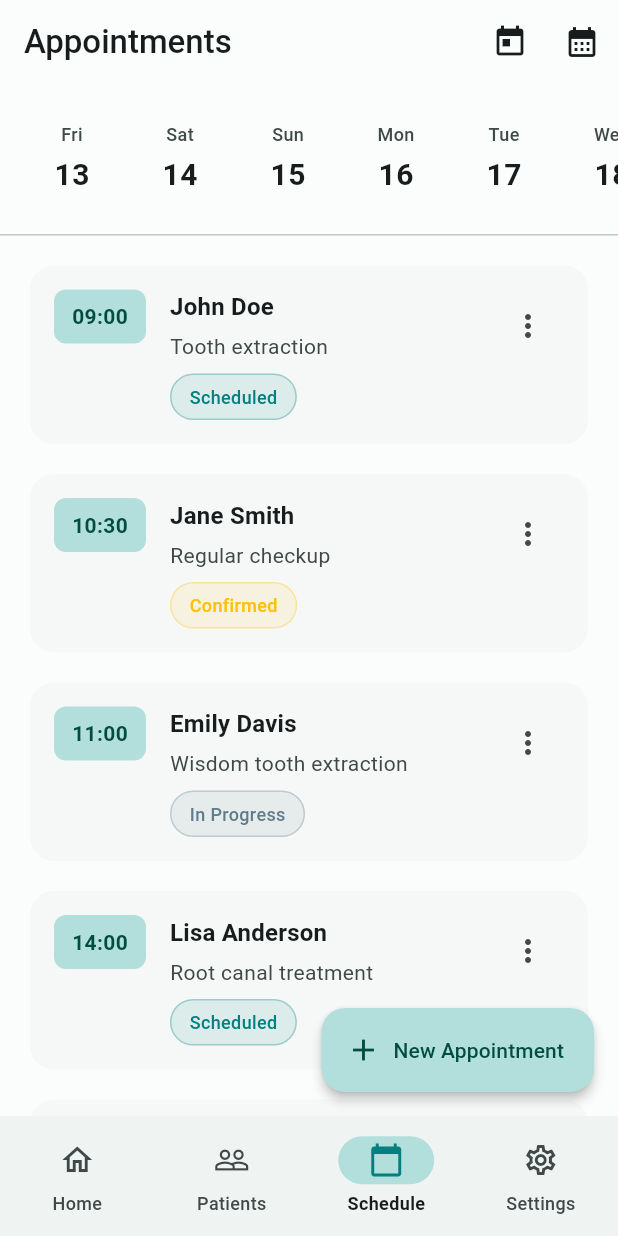
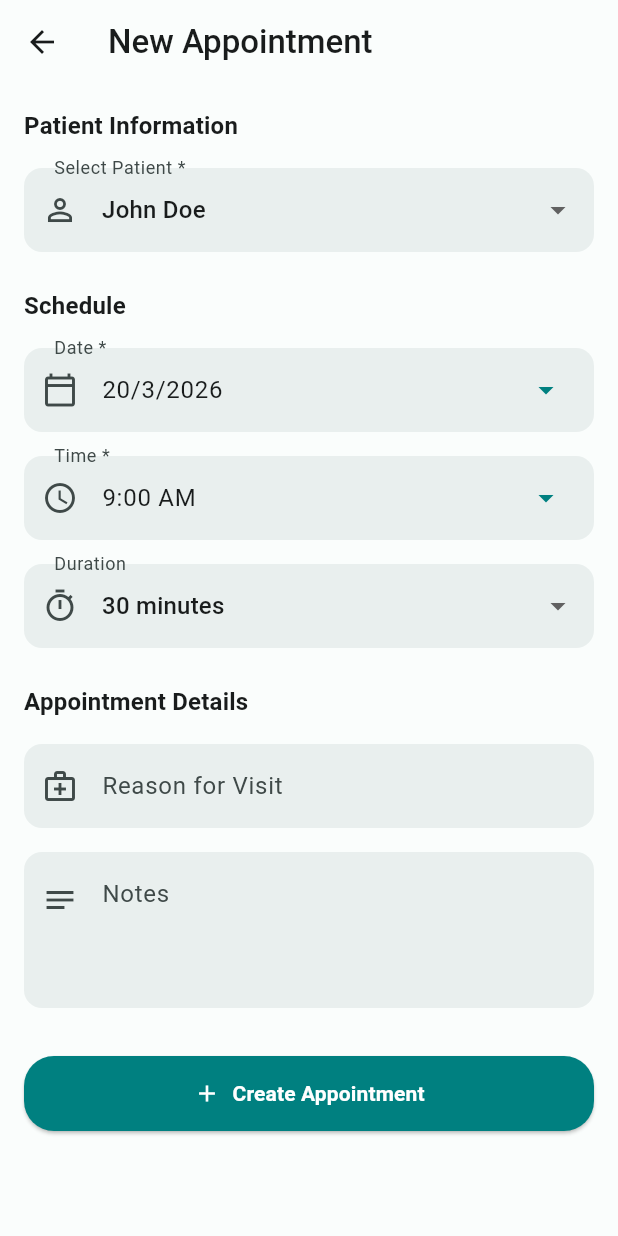
Before and after one commit to lesteralterado/dental_clinic, a Flutter app: the HomePage screen opened directly, item 3 of the bottom bar chosen, after a tap on "New Appointment", on a phone screen of 412 x 824 dp. Run offline on Flutter 3.47's test engine with Material 3 defaults, Android fonts, the phone set to English and light mode, and no system bars; our stand-ins replace dio, equatable, flutter_bloc, flutter_secure_storage, get_it, google_fonts; accounts and stored records are empty.

Commit message:
New Appointment button functionlaity fix

```diff
--- a/frontend/lib/data/repositories/mock_data_repository.dart
+++ b/frontend/lib/data/repositories/mock_data_repository.dart
@@ -260,7 +260,9 @@ class MockDataRepository {
   ];
 
   // Hardcoded appointments
-  List<AppointmentModel> get appointments {
+  late final List<AppointmentModel> _appointmentsList = _initAppointments();
+
+  List<AppointmentModel> _initAppointments() {
     final now = DateTime.now();
     return [
       AppointmentModel(
@@ -426,6 +428,9 @@ class MockDataRepository {
     ];
   }
 
+  // Get appointments (getter for backwards compatibility)
+  List<AppointmentModel> get appointments => _appointmentsList;
+
   // Authenticate user with email and password
   Map<String, dynamic>? authenticate(String email, String password) {
     final user = _users.firstWhere(
@@ -527,6 +532,43 @@ class MockDataRepository {
     return appointments.where((a) => a.patientId == patientId).toList();
   }
 
+  // Create a new appointment
+  AppointmentModel createAppointment({
+    required String patientId,
+    String? dentistId,
+    required DateTime appointmentDate,
+    required String appointmentTime,
+    int duration = 30,
+    String? reason,
+    String? notes,
+  }) {
+    final now = DateTime.now();
+    final newAppointment = AppointmentModel(
+      id: 'apt-${now.millisecondsSinceEpoch}',
+      patientId: patientId,
+      dentistId: dentistId ?? 'user-1',
+      appointmentDate: appointmentDate,
+      appointmentTime: appointmentTime,
+      duration: duration,
+      status: AppointmentStatus.scheduled,
+      reason: reason,
+      notes: notes,
+      isCheckedIn: false,
+      checkedInAt: null,
+      createdAt: now,
+      updatedAt: now,
+      patient: patients.firstWhere(
+        (p) => p.id == patientId,
+        orElse: () => patients.first,
+      ),
+    );
+
+    // Add to the appointments list
+    _appointmentsList.add(newAppointment);
+
+    return newAppointment;
+  }
+
   // Get dashboard stats
   Map<String, int> getDashboardStats() {
     return {
--- /dev/null
+++ b/frontend/lib/presentation/pages/appointment/appointment_create_page.dart
@@ -0,0 +1,270 @@
+import 'package:flutter/material.dart';
+import '../../../data/models/patient_model.dart';
+import '../../../data/repositories/mock_data_repository.dart';
+
+class AppointmentCreatePage extends StatefulWidget {
+  const AppointmentCreatePage({super.key});
+
+  @override
+  State<AppointmentCreatePage> createState() => _AppointmentCreatePageState();
+}
+
+class _AppointmentCreatePageState extends State<AppointmentCreatePage> {
+  final _formKey = GlobalKey<FormState>();
+  final _mockRepo = MockDataRepository();
+  final _reasonController = TextEditingController();
+  final _notesController = TextEditingController();
+
+  PatientModel? _selectedPatient;
+  DateTime _selectedDate = DateTime.now();
+  TimeOfDay _selectedTime = const TimeOfDay(hour: 9, minute: 0);
+  int _selectedDuration = 30;
+
+  final List<int> _durationOptions = [15, 30, 45, 60, 90];
+
+  @override
+  void initState() {
+    super.initState();
+    // Set default patient if available
+    final patients = _mockRepo.patients;
+    if (patients.isNotEmpty) {
+      _selectedPatient = patients.first;
+    }
+  }
+
+  @override
+  void dispose() {
+    _reasonController.dispose();
+    _notesController.dispose();
+    super.dispose();
+  }
+
+  Future<void> _selectDate() async {
+    final DateTime? picked = await showDatePicker(
+      context: context,
+      initialDate: _selectedDate,
+      firstDate: DateTime.now(),
+      lastDate: DateTime.now().add(const Duration(days: 365)),
+    );
+    if (picked != null && picked != _selectedDate) {
+      setState(() {
+        _selectedDate = picked;
+      });
+    }
+  }
+
+  Future<void> _selectTime() async {
+    final TimeOfDay? picked = await showTimePicker(
+      context: context,
+      initialTime: _selectedTime,
+    );
+    if (picked != null && picked != _selectedTime) {
+      setState(() {
+        _selectedTime = picked;
+      });
+    }
+  }
+
+  void _saveAppointment() {
+    if (_formKey.currentState!.validate()) {
+      if (_selectedPatient == null) {
+        ScaffoldMessenger.of(context).showSnackBar(
+          SnackBar(
+            content: const Text('Please select a patient'),
+            behavior: SnackBarBehavior.floating,
+            backgroundColor: Theme.of(context).colorScheme.error,
+          ),
+        );
+        return;
+      }
+
+      final timeString =
+          '${_selectedTime.hour.toString().padLeft(2, '0')}:${_selectedTime.minute.toString().padLeft(2, '0')}';
+
+      _mockRepo.createAppointment(
+        patientId: _selectedPatient!.id,
+        appointmentDate: _selectedDate,
+        appointmentTime: timeString,
+        duration: _selectedDuration,
+        reason:
+            _reasonController.text.isNotEmpty ? _reasonController.text : null,
+        notes: _notesController.text.isNotEmpty ? _notesController.text : null,
+      );
+
+      ScaffoldMessenger.of(context).showSnackBar(
+        SnackBar(
+          content: const Text('Appointment created successfully!'),
+          behavior: SnackBarBehavior.floating,
+          backgroundColor: Theme.of(context).colorScheme.primary,
+        ),
+      );
+      Navigator.pop(
+          context, true); // Return true to indicate appointment was created
+    }
+  }
+
+  @override
+  Widget build(BuildContext context) {
+    final colorScheme = Theme.of(context).colorScheme;
+    final patients = _mockRepo.patients;
+
+    return Scaffold(
+      appBar: AppBar(
+        title: const Text('New Appointment'),
+        centerTitle: false,
+      ),
+      body: Form(
+        key: _formKey,
+        child: ListView(
+          padding: const EdgeInsets.all(16),
+          children: [
+            // Patient Selection Section
+            Text(
+              'Patient Information',
+              style: Theme.of(context).textTheme.titleMedium?.copyWith(
+                    fontWeight: FontWeight.w600,
+                  ),
+            ),
+            const SizedBox(height: 16),
+
+            // Patient Dropdown
+            DropdownButtonFormField<PatientModel>(
+              value: _selectedPatient,
+              decoration: const InputDecoration(
+                labelText: 'Select Patient *',
+                prefixIcon: Icon(Icons.person_outline),
+              ),
+              items: patients
+                  .map((p) => DropdownMenuItem(
+                        value: p,
+                        child: Text(p.name),
+                      ))
+                  .toList(),
+              onChanged: (v) => setState(() => _selectedPatient = v),
+              validator: (v) => v == null ? 'Please select a patient' : null,
+            ),
+            const SizedBox(height: 24),
+
+            // Schedule Section
+            Text(
+              'Schedule',
+              style: Theme.of(context).textTheme.titleMedium?.copyWith(
+                    fontWeight: FontWeight.w600,
+                  ),
+            ),
+            const SizedBox(height: 16),
+
+            // Date Picker
+            InkWell(
+              onTap: _selectDate,
+              borderRadius: BorderRadius.circular(12),
+              child: InputDecorator(
+                decoration: const InputDecoration(
+                  labelText: 'Date *',
+                  prefixIcon: Icon(Icons.calendar_today_outlined),
+                ),
+                child: Row(
+                  mainAxisAlignment: MainAxisAlignment.spaceBetween,
+                  children: [
+                    Text(
+                      '${_selectedDate.day}/${_selectedDate.month}/${_selectedDate.year}',
+                      style: Theme.of(context).textTheme.bodyLarge,
+                    ),
+                    Icon(Icons.arrow_drop_down, color: colorScheme.primary),
+                  ],
+                ),
+              ),
+            ),
+            const SizedBox(height: 16),
+
+            // Time Picker
+            InkWell(
+              onTap: _selectTime,
+              borderRadius: BorderRadius.circular(12),
+              child: InputDecorator(
+                decoration: const InputDecoration(
+                  labelText: 'Time *',
+                  prefixIcon: Icon(Icons.access_time_outlined),
+                ),
+                child: Row(
+                  mainAxisAlignment: MainAxisAlignment.spaceBetween,
+                  children: [
+                    Text(
+                      _selectedTime.format(context),
+                      style: Theme.of(context).textTheme.bodyLarge,
+                    ),
+                    Icon(Icons.arrow_drop_down, color: colorScheme.primary),
+                  ],
+                ),
+              ),
+            ),
+            const SizedBox(height: 16),
+
+            // Duration Dropdown
+            DropdownButtonFormField<int>(
+              value: _selectedDuration,
+              decoration: const InputDecoration(
+                labelText: 'Duration',
+                prefixIcon: Icon(Icons.timer_outlined),
+              ),
+              items: _durationOptions
+                  .map((d) => DropdownMenuItem(
+                        value: d,
+                        child: Text('$d minutes'),
+                      ))
+                  .toList(),
+              onChanged: (v) => setState(() => _selectedDuration = v ?? 30),
+            ),
+            const SizedBox(height: 24),
+
+            // Appointment Details Section
+            Text(
+              'Appointment Details',
+              style: Theme.of(context).textTheme.titleMedium?.copyWith(
+                    fontWeight: FontWeight.w600,
+                  ),
+            ),
+            const SizedBox(height: 16),
+
+            // Reason
+            TextFormField(
+              controller: _reasonController,
+              decoration: const InputDecoration(
+                labelText: 'Reason for Visit',
+                prefixIcon: Icon(Icons.medical_services_outlined),
+              ),
+              textInputAction: TextInputAction.next,
+            ),
+            const SizedBox(height: 16),
+
+            // Notes
+            TextFormField(
+              controller: _notesController,
+              maxLines: 3,
+              decoration: const InputDecoration(
+                labelText: 'Notes',
+                alignLabelWithHint: true,
+                prefixIcon: Padding(
+                  padding: EdgeInsets.only(bottom: 40),
+                  child: Icon(Icons.notes_outlined),
+                ),
+              ),
+            ),
+            const SizedBox(height: 32),
+
+            // Create Button
+            FilledButton.icon(
+              onPressed: _saveAppointment,
+              icon: const Icon(Icons.add),
+              label: const Text('Create Appointment'),
+              style: FilledButton.styleFrom(
+                padding: const EdgeInsets.symmetric(vertical: 16),
+              ),
+            ),
+            const SizedBox(height: 16),
+          ],
+        ),
+      ),
+    );
+  }
+}
--- a/frontend/lib/presentation/pages/appointment/appointment_list_page.dart
+++ b/frontend/lib/presentation/pages/appointment/appointment_list_page.dart
@@ -1,6 +1,7 @@
 import 'package:flutter/material.dart';
 import '../../../data/models/appointment_model.dart';
 import '../../../data/repositories/mock_data_repository.dart';
+import 'appointment_create_page.dart';
 
 class AppointmentListPage extends StatefulWidget {
   const AppointmentListPage({super.key});
@@ -187,7 +188,18 @@ class _AppointmentListPageState extends State<AppointmentListPage> {
                         ),
                         const SizedBox(height: 8),
                         FilledButton.tonal(
-                          onPressed: () {},
+                          onPressed: () async {
+                            final result = await Navigator.push<bool>(
+                              context,
+                              MaterialPageRoute(
+                                  builder: (_) =>
+                                      const AppointmentCreatePage()),
+                            );
+                            if (result == true) {
+                              // Refresh the list
+                              setState(() {});
+                            }
+                          },
                           child: const Text('Schedule Appointment'),
                         ),
                       ],
@@ -301,7 +313,16 @@ class _AppointmentListPageState extends State<AppointmentListPage> {
         ],
       ),
       floatingActionButton: FloatingActionButton.extended(
-        onPressed: () {},
+        onPressed: () async {
+          final result = await Navigator.push<bool>(
+            context,
+            MaterialPageRoute(builder: (_) => const AppointmentCreatePage()),
+          );
+          if (result == true) {
+            // Refresh the list
+            setState(() {});
+          }
+        },
         icon: const Icon(Icons.add),
         label: const Text('New Appointment'),
       ),
```
